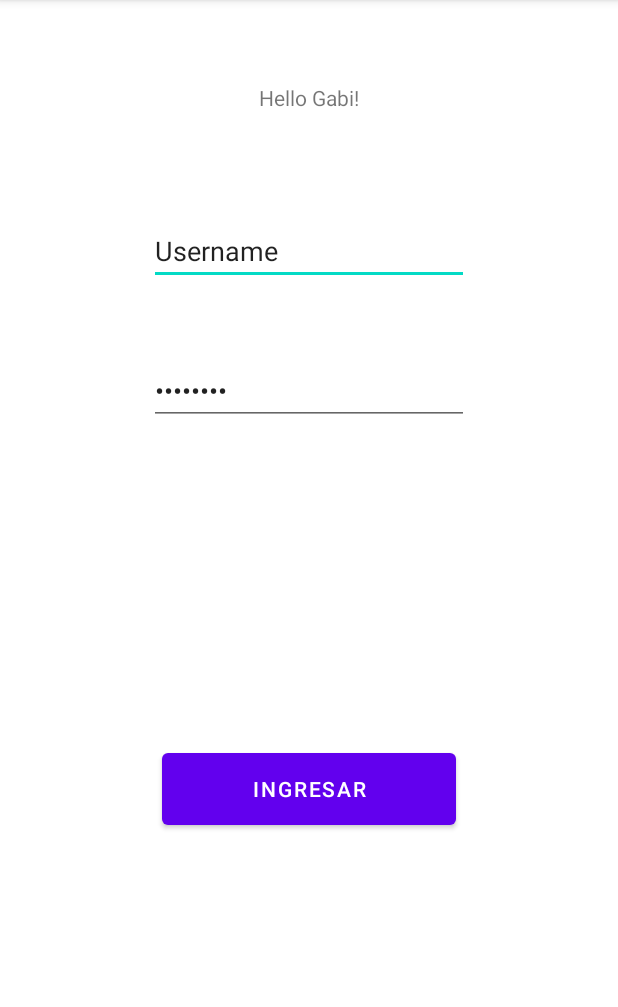
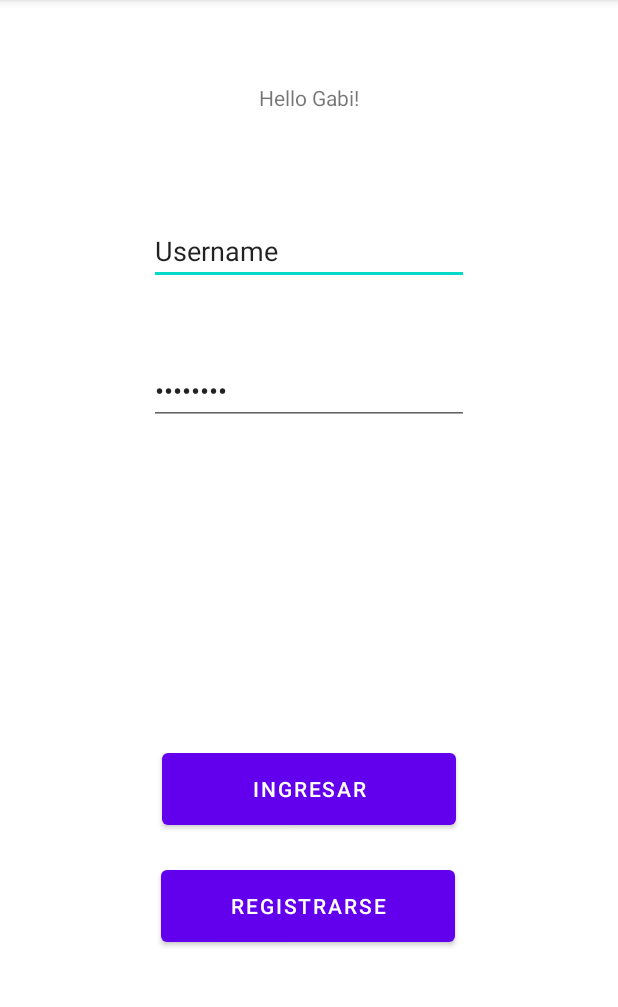
Before and after one commit to GabScarafia/APM-Actividad1, an Android app: the screen it shows after launch (MainActivity), on a phone screen of 412 x 824 dp, the part 84-1091 px from its top. Run offline under Robolectric (Android 15) with nearby library versions, the phone set to English and light mode, and no system bars.

Commit message:
Mas Pantalla
Gracias ChatGPT

```diff
--- a/app/src/main/java/com/example/apm_actividad1/MainActivity.kt
+++ b/app/src/main/java/com/example/apm_actividad1/MainActivity.kt
@@ -13,6 +13,7 @@ class MainActivity : AppCompatActivity() {
     private lateinit var usernameBox: EditText;
     private lateinit var passwordBox: EditText;
     private lateinit var loginButton: Button;
+    private lateinit var registerButton: Button;
 
 
     override fun onCreate(savedInstanceState: Bundle?) {
@@ -21,6 +22,7 @@ class MainActivity : AppCompatActivity() {
         usernameBox = findViewById(R.id.username)
         passwordBox = findViewById(R.id.password)
         loginButton = findViewById(R.id.loginButton)
+        registerButton = findViewById(R.id.registerButton)
 
         loginButton.setOnClickListener {
             val inputUsername = usernameBox.text.toString()
@@ -38,8 +40,10 @@ class MainActivity : AppCompatActivity() {
             }
         }
 
-       /* register_button.setOnClickListener {
-            // TODO: Implementar la lógica para registrar nuevos usuarios
-        }*/
+        registerButton.setOnClickListener {
+           //TODO: Implementar la lógica para registrar nuevos usuarios
+            val intent = Intent(this, Registro::class.java)
+            startActivity(intent)
+        }
     }
 }
--- a/app/src/main/res/layout/activity_main.xml
+++ b/app/src/main/res/layout/activity_main.xml
@@ -53,4 +53,16 @@
         app:layout_constraintStart_toStartOf="parent"
         app:layout_constraintTop_toBottomOf="@+id/password" />
 
+    <Button
+        android:id="@+id/registerButton"
+        android:layout_width="196dp"
+        android:layout_height="60dp"
+        android:text="Registrarse"
+        app:layout_constraintBottom_toBottomOf="parent"
+        app:layout_constraintEnd_toEndOf="parent"
+        app:layout_constraintHorizontal_bias="0.498"
+        app:layout_constraintStart_toStartOf="parent"
+        app:layout_constraintTop_toBottomOf="@+id/loginButton"
+        app:layout_constraintVertical_bias="0.118" />
+
 </androidx.constraintlayout.widget.ConstraintLayout>
```
Also changed, not shown: app/src/main/AndroidManifest.xml (+5 -6 lines), app/src/main/java/com/example/apm_actividad1/Registro.kt (added, +13 -0 lines), app/src/main/res/layout/activity_registro.xml (added, +17 -0 lines).
